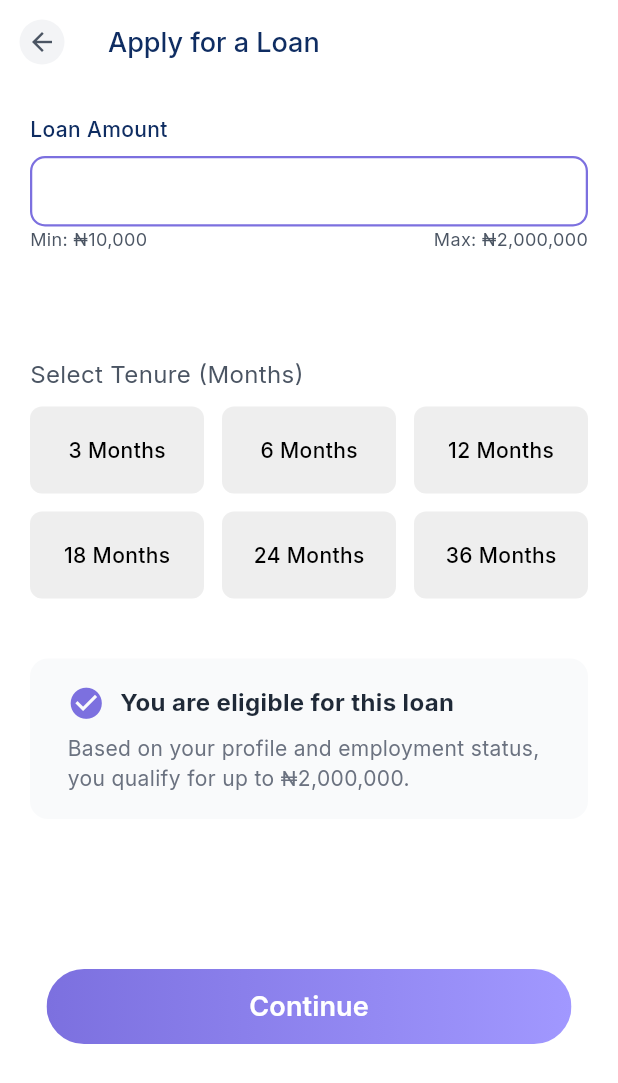
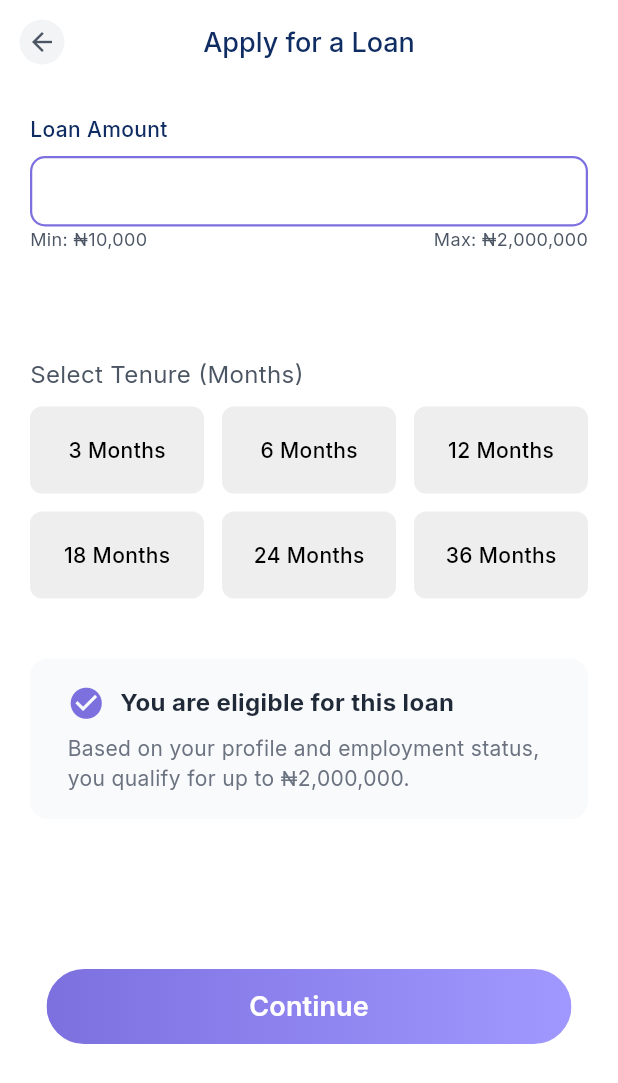
Before and after one commit to samsadeyemo/pcsloanamobilepp, a Flutter app: the ApplyForLoan screen opened by its route, on a phone screen of 412 x 824 dp. Shown: the top 1083 px of the screen. Run offline on Flutter 3.47's test engine with Material 3 defaults, Android fonts, the light colour scheme and no system bars; our stand-ins replace camera, flutter_dotenv, flutter_riverpod, go_router, permission_handler, shared_preferences; accounts and stored records are empty; project files that could hold a hidden picture were left out.

Commit message:
Fixed All Routing issues as pointed out by the designer

```diff
--- a/lib/common/widgets/custom_loan_app_bar.dart
+++ b/lib/common/widgets/custom_loan_app_bar.dart
@@ -14,7 +14,7 @@ class CustomLoanAppBar extends StatelessWidget implements PreferredSizeWidget {
         child: Center(
           child: GestureDetector(
             onTap: () {
-              context.go('/previousRoute'); // Replace with your actual route
+              context.pop(); // Replace with your actual route
             },
             child: Container(
               width: 30,
--- a/lib/features/dashboard/presentation/no_loan_screen.dart
+++ b/lib/features/dashboard/presentation/no_loan_screen.dart
@@ -378,7 +378,7 @@ class _NoLoanScreen extends ConsumerState<NoLoanScreen> {
                         text: "+  Apply for a Loan",
                         size: 18,
                         onPressed: () {
-                          context.go("/loan_application");
+                          context.push("/loan_application");
                         },
                       ),
                     ),
--- a/lib/features/loan_application/presentation/apply_for_loan.dart
+++ b/lib/features/loan_application/presentation/apply_for_loan.dart
@@ -1,6 +1,7 @@
 import 'package:flutter/material.dart';
 import 'package:flutter_riverpod/flutter_riverpod.dart';
 import 'package:go_router/go_router.dart';
+import 'package:pcsloan/common/widgets/custom_loan_app_bar.dart';
 import 'package:pcsloan/common/widgets/custom_tenure_button.dart';
 import 'package:pcsloan/common/widgets/gradient_action_button.dart';
 
@@ -27,40 +28,7 @@ class _ApplyForLoan extends ConsumerState<ApplyForLoan> {
     ];
     return Scaffold(
       backgroundColor: Color(0xffFFFFFF),
-      appBar: AppBar(
-        leading: SizedBox(
-          width: 40,
-          child: Center(
-            child: Container(
-              width: 30,
-              height: 30,
-              decoration: BoxDecoration(
-                shape: BoxShape.circle,
-                color: const Color(0xffF3F4F6),
-              ),
-              child: Center(
-                child: FittedBox(
-                  child: Icon(
-                    Icons.arrow_back_sharp,
-                    size: 20,
-                    color: Color(0xff4B5563),
-                  ),
-                ),
-              ),
-            ),
-          ),
-        ),
-        backgroundColor: Color(0xffFFFFFF),
-        title: Text(
-          'Apply for a Loan',
-          style: TextStyle(
-            fontSize: 18,
-            color: Color(0xff0F2D62),
-            fontFamily: 'Inter',
-            fontWeight: FontWeight.w500,
-          ),
-        ),
-      ),
+      appBar: CustomLoanAppBar(title: 'Apply for a Loan',),
       body: SafeArea(
         child: SingleChildScrollView(
           child: Padding(
--- a/lib/features/loan_application/presentation/loan_disbursed_screen.dart
+++ b/lib/features/loan_application/presentation/loan_disbursed_screen.dart
@@ -440,8 +440,7 @@ class _LoanDisbursedScreen extends ConsumerState<LoanDisbursedScreen> {
                     height: 50,
                     child: ElevatedButton(
                       onPressed: () {
-                        context.go('/loan-disbursed-screen');
-                        // handle biometric login
+                        context.go('/active-loan');
                       },
                       style: ElevatedButton.styleFrom(
                         padding: EdgeInsets.zero,
```
Also changed, not shown: lib/features/loan_application/presentation/loan_status_screen.dart (+4 -35 lines), lib/features/loan_application/presentation/loan_summary.dart (+16 -0 lines).
